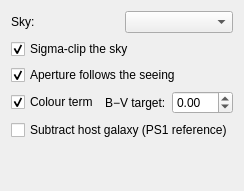
Before: the Qt Designer form nightscribe/gui/ui/ufe_advanced_dialog.ui in irydeo/nightscribe, drawn with Qt 5.
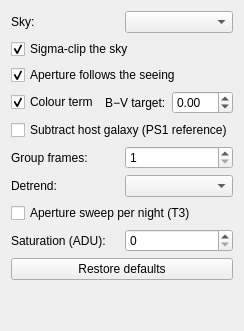
After: the same form once the commit is applied.

Commit message: gui: series worker, measure-tab block, curve and undo (phase 5)

Diff of the .ui file:
```diff
--- a/nightscribe/gui/ui/ufe_advanced_dialog.ui
+++ b/nightscribe/gui/ui/ufe_advanced_dialog.ui
@@ -26,6 +26,26 @@
     </layout>
    </item>
    <item><widget class="QCheckBox" name="chk_subtract"><property name="text"><string>Subtract host galaxy (PS1 reference)</string></property><property name="toolTip"><string>Download the aligned PanSTARRS reference, scale it so the comparison stars vanish, and measure the target on the difference image (H2b; needs network once per field)</string></property></widget></item>
+   <item>
+    <layout class="QHBoxLayout" name="row_group">
+     <item><widget class="QLabel" name="lbl_group"><property name="text"><string>Group frames:</string></property></widget></item>
+     <item><widget class="QSpinBox" name="spn_group_n"><property name="toolTip"><string>Series only: combine N frames per point in the measurement domain (fluxes with 1/σ² weights), never pixel stacking. 1 = one point per frame (the default for transits and variables)</string></property><property name="minimum"><number>1</number></property><property name="maximum"><number>100</number></property><property name="value"><number>1</number></property></widget></item>
+    </layout>
+   </item>
+   <item>
+    <layout class="QHBoxLayout" name="row_detrend">
+     <item><widget class="QLabel" name="lbl_detrend"><property name="text"><string>Detrend:</string></property></widget></item>
+     <item><widget class="QComboBox" name="cmb_detrend"><property name="toolTip"><string>Series only: off keeps the raw curve; airmass removes the minimum (a1·exp(a2·X)+a3); auto adds FWHM/sky/x-y only when the residual really improves. The raw curve is always kept</string></property></widget></item>
+    </layout>
+   </item>
+   <item><widget class="QCheckBox" name="chk_auto_aperture"><property name="text"><string>Aperture sweep per night (T3)</string></property><property name="toolTip"><string>Series only: pick the aperture k in [1.0, 2.0]·FWHM whose check-star scatter is smallest, one choice per night</string></property></widget></item>
+   <item>
+    <layout class="QHBoxLayout" name="row_saturate">
+     <item><widget class="QLabel" name="lbl_saturate"><property name="text"><string>Saturation (ADU):</string></property></widget></item>
+     <item><widget class="QDoubleSpinBox" name="spn_saturate"><property name="toolTip"><string>Series only: the detector ceiling as an absolute ADU value; 0 = use the header's SATURATE card or the Ajustes value</string></property><property name="maximum"><double>1000000.0</double></property><property name="decimals"><number>0</number></property><property name="value"><double>0.0</double></property></widget></item>
+    </layout>
+   </item>
+   <item><widget class="QPushButton" name="btn_restore"><property name="text"><string>Restore defaults</string></property><property name="toolTip"><string>Back to the recipe the editor ships with: sky medians with sigma-clip, seeing apertures, colour term, no grouping, no detrend</string></property></widget></item>
    <item><spacer name="vsp_advanced"><property name="orientation"><enum>Qt::Vertical</enum></property><property name="sizeHint" stdset="0"><size><width>20</width><height>40</height></size></property></spacer></item>
   </layout>
  </widget>
```
The commit also changes 14 other files.
